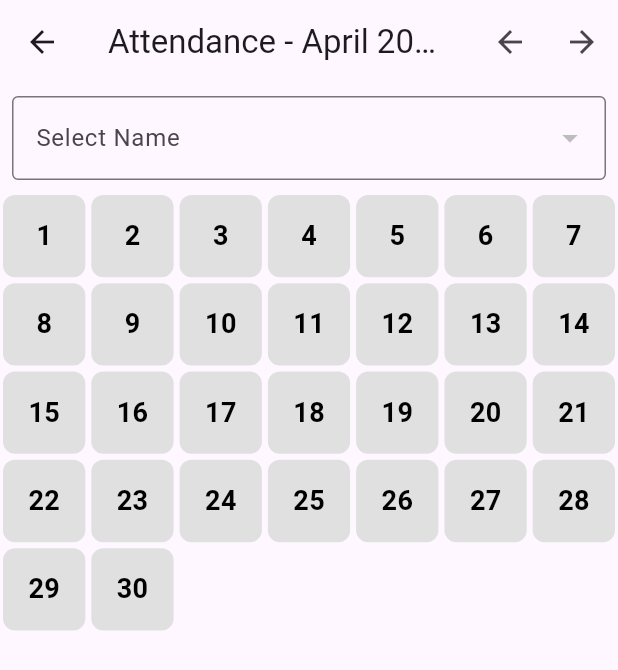
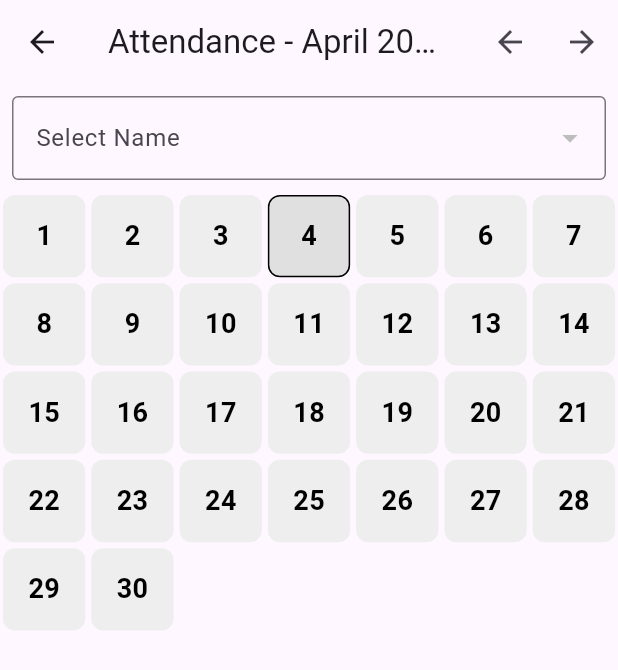
Before and after one commit to binilva/gym1, a Flutter app: the AttendanceScreen screen opened directly, on a phone screen of 412 x 824 dp. Shown: the top 670 px of the screen. Run offline on Flutter 3.47's test engine with Material 3 defaults, Android fonts, the phone set to English and light mode, and no system bars; our stand-ins replace chewie, file_picker, image_picker, supabase_flutter, video_player; missing offline and left inert: razorpay_flutter; accounts and stored records are empty.

```diff
--- a/lib/pages/Trainerpage/attendance.dart
+++ b/lib/pages/Trainerpage/attendance.dart
@@ -48,8 +48,6 @@ class _AttendanceScreenState extends State<AttendanceScreen> {
     }
   }
 
-  // Rest of your code remains unchanged...
-
   Future<void> fetchAttendance() async {
     setState(() => isLoading = true);
     try {
@@ -83,6 +81,17 @@ class _AttendanceScreenState extends State<AttendanceScreen> {
   }
 
   Future<void> toggleAttendance(String date) async {
+    final today = DateTime.now();
+    final todayStr =
+        "${today.year}-${today.month.toString().padLeft(2, '0')}-${today.day.toString().padLeft(2, '0')}";
+
+    if (date != todayStr) {
+      ScaffoldMessenger.of(context).showSnackBar(
+        SnackBar(content: Text("You can only update today's attendance.")),
+      );
+      return;
+    }
+
     if (selectedName == null || selectedEmail == null) {
       print("❌ No name selected.");
       return;
@@ -91,7 +100,6 @@ class _AttendanceScreenState extends State<AttendanceScreen> {
     bool isMarked = attendance[date]?.contains(selectedName) ?? false;
 
     if (isMarked) {
-      // Remove attendance
       try {
         await supabase.from('attendance').delete().match({
           'date': date,
@@ -108,7 +116,6 @@ class _AttendanceScreenState extends State<AttendanceScreen> {
         print("❌ Error removing attendance: $error");
       }
     } else {
-      // Mark attendance
       try {
         await supabase.from('attendance').insert({
           'date': date,
@@ -131,6 +138,7 @@ class _AttendanceScreenState extends State<AttendanceScreen> {
   Widget build(BuildContext context) {
     int daysInMonth =
         DateTime(currentMonth.year, currentMonth.month + 1, 0).day;
+
     return Scaffold(
       appBar: AppBar(
         title: Text(
@@ -206,13 +214,25 @@ class _AttendanceScreenState extends State<AttendanceScreen> {
                     "${currentMonth.year}-${currentMonth.month.toString().padLeft(2, '0')}-${(index + 1).toString().padLeft(2, '0')}";
                 bool isMarked =
                     attendance[dateKey]?.contains(selectedName) ?? false;
+
+                final today = DateTime.now();
+                final isToday = today.year == currentMonth.year &&
+                    today.month == currentMonth.month &&
+                    today.day == index + 1;
+
                 return GestureDetector(
-                  onTap: () => toggleAttendance(dateKey),
+                  onTap: isToday ? () => toggleAttendance(dateKey) : null,
                   child: Container(
                     margin: const EdgeInsets.all(2),
                     decoration: BoxDecoration(
-                      color: isMarked ? Colors.blue : Colors.grey.shade300,
+                      color: isMarked
+                          ? Colors.blue
+                          : isToday
+                              ? Colors.grey.shade300
+                              : Colors.grey.shade200,
                       borderRadius: BorderRadius.circular(8),
+                      border: Border.all(
+                          color: isToday ? Colors.black : Colors.transparent),
                     ),
                     alignment: Alignment.center,
                     child: Text(
```
Also changed, not shown: lib/pages/Clientpage/ClientPage.dart (+21 -0 lines), lib/pages/Homepage/GymHomePage.dart (+22 -4 lines), lib/pages/Homepage/LoginPage.dart (+42 -19 lines), lib/pages/Trainerpage/TrainerPage.dart (+17 -0 lines), 4 other files.
